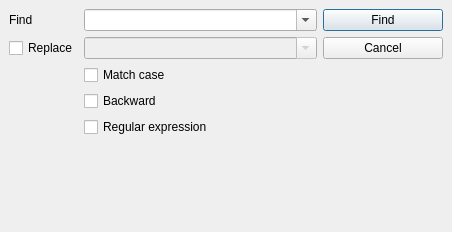
Old version of the form src/gui/FindDlg.ui in the repository Mezomish/juffed.
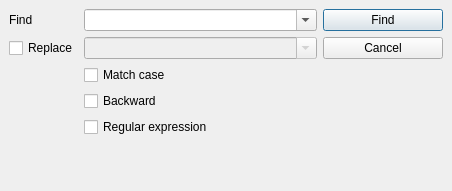
New version of the form.

Commit message: Find dialog UI improvements

```diff
--- a/src/gui/FindDlg.ui
+++ b/src/gui/FindDlg.ui
@@ -6,7 +6,7 @@
     <x>0</x>
     <y>0</y>
     <width>452</width>
-    <height>232</height>
+    <height>191</height>
    </rect>
   </property>
   <property name="sizePolicy" >
```
